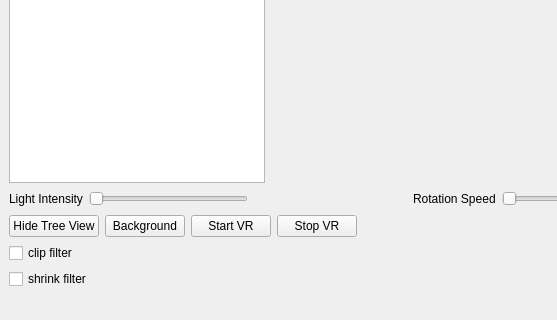
Qt form GUI/mainwindow.ui (ninyo999/2024_EEEE2076_GROUP6) before a commit; both pictures show x 0 to 557 and y 307 to 627 of the 829 by 627 pixel window.
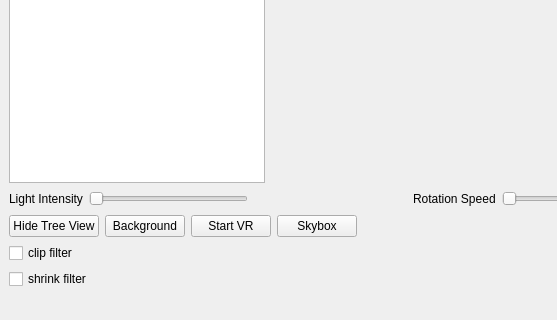
The same form after that commit. Icons and pictures are not drawn. Custom widgets are drawn as their Qt base class.

What changed in the file:
```diff
--- a/GUI/mainwindow.ui
+++ b/GUI/mainwindow.ui
@@ -138,13 +138,7 @@
       <item>
        <widget class="QPushButton" name="stopVRButton">
         <property name="text">
-         <string>Stop VR</string>
-        </property>
-        <property name="checkable">
-         <bool>true</bool>
-        </property>
-        <property name="checked">
-         <bool>false</bool>
+         <string>Skybox</string>
         </property>
        </widget>
       </item>
```
Left out of the diff: 4 changed lines with no effect on the pictures.
